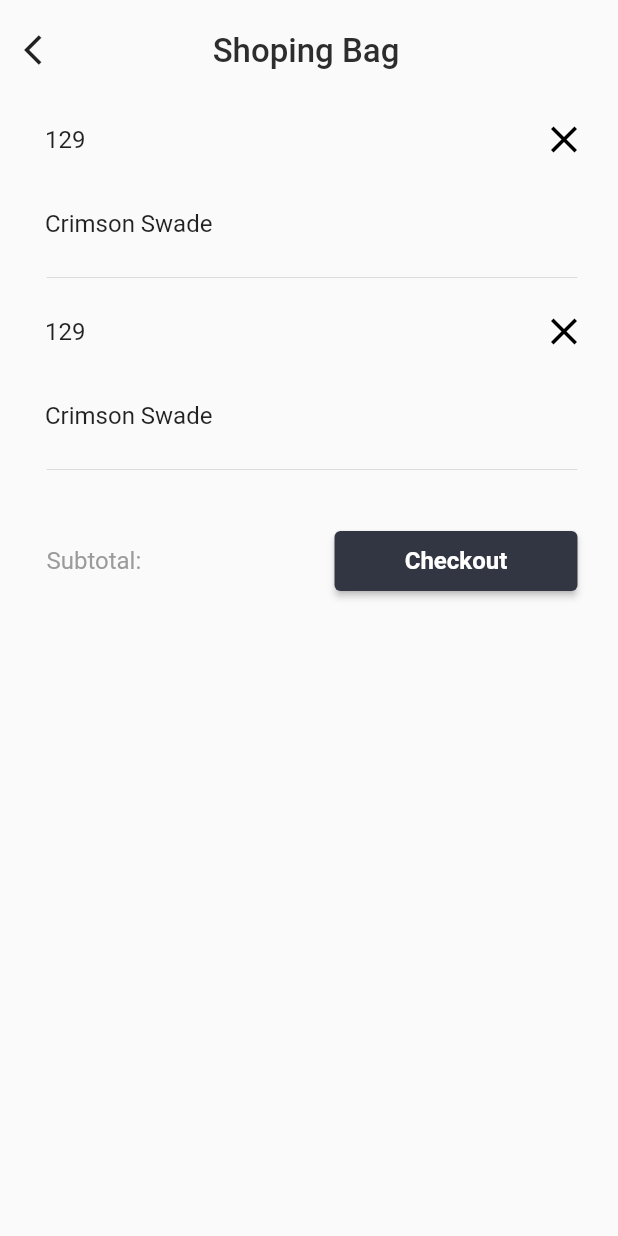
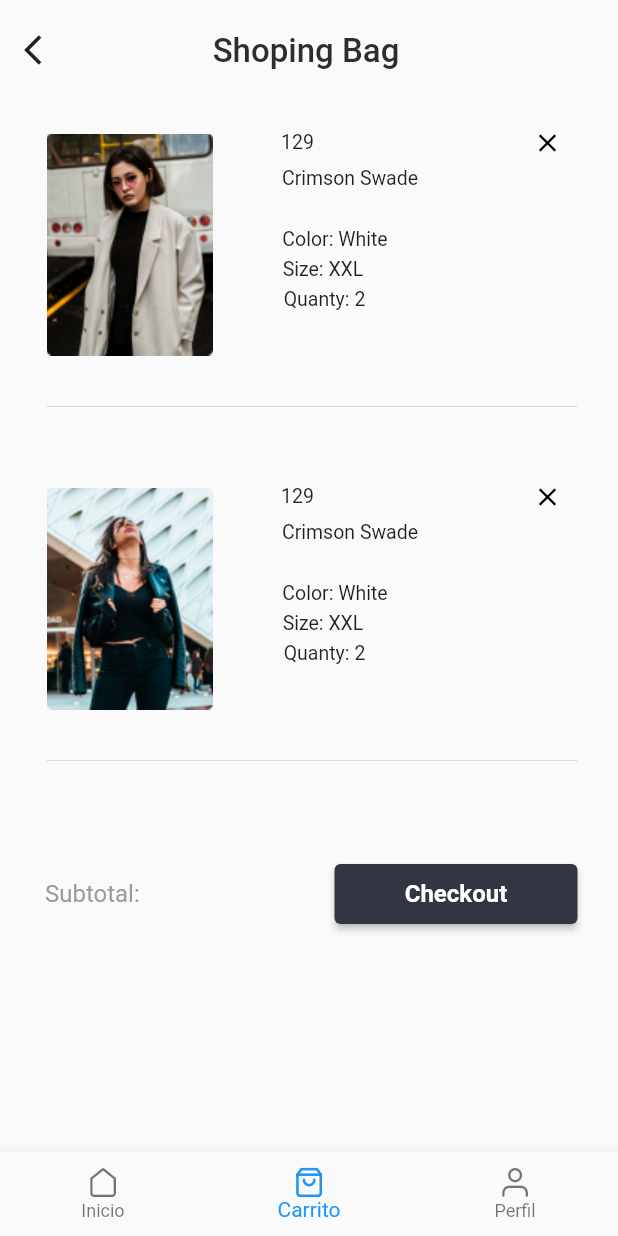
Before and after one commit to titandiaz/marketplace-flutter, a Flutter app: the screen it shows after launch, on a phone screen of 412 x 824 dp. Run offline on Flutter 3.47's test engine with Material 2 defaults, Android fonts, the phone set to English and light mode, and no system bars; our stand-ins replace firebase_auth, flutter_swiper; accounts and stored records are empty; Roboto replaces fonts that are missing (SF Pro Display).

Commit message:
Cart changes

```diff
--- a/assets/data-profile.json
+++ b/assets/data-profile.json
@@ -46,24 +46,28 @@
     {
       "name" : "Kishore S",
       "icon" : "account_circle"
+    },
+    {
+      "name" : "Kishore S",
+      "icon" : "account_box"
     }
   ],
   "product" : [
     {
-      "image" : "nada",
+      "image" : "assets/Group7.png",
       "price" : "129",
       "name"  : "Crimson Swade",
       "color" : "White",
       "size"  : "XXL",
-      "quanty": "2s"
+      "quanty": "2"
     },
     {
-      "image" : "nada",
+      "image" : "assets/Group8.png",
       "price" : "129",
       "name"  : "Crimson Swade",
       "color" : "White",
       "size"  : "XXL",
-      "quanty": "2s"
+      "quanty": "2"
     }
   ]
 }
--- a/lib/src/pages/cart_page.dart
+++ b/lib/src/pages/cart_page.dart
@@ -1,5 +1,7 @@
 import 'package:flutter/material.dart';
 import 'package:peliculas/src/providers/menu_provider.dart';
+import 'package:peliculas/src/utils/icono_string_util.dart';
+import 'package:peliculas/src/widgets/banner_swiper_widget.dart';
 
 
 class CartPage extends StatefulWidget {
@@ -9,7 +11,7 @@ class CartPage extends StatefulWidget {
 }
 
 class _CartPageState extends State<CartPage> {
-  final price = '129';
+  int index = 1;
   @override
   Widget build(BuildContext context) {
     return Scaffold(
@@ -18,7 +20,6 @@ class _CartPageState extends State<CartPage> {
         child: AppBar(
           title: Center(
             child: Container(
-              // color: Colors.red,
               padding: EdgeInsets.only(top: 12.0),
               transform: Matrix4.translationValues(-30.0, 0.0, 0.0),
               child: Text('Shoping Bag',
@@ -41,55 +42,9 @@ class _CartPageState extends State<CartPage> {
         ),
       ),
       body: _listaP(),
-      // ListView(
-      //   children: <Widget>[
-      //     FloatingActionButton( child: Icon(Icons.exposure_zero), onPressed: null ),
-      //     Row(
-      //       mainAxisAlignment: MainAxisAlignment.spaceBetween,
-      //       children: <Widget>[
-      //         Container(
-      //           transform: Matrix4.translationValues(0.0, 0.0, 0.0),
-      //           padding: EdgeInsets.only(top: 29.0, left: 31),
-      //           child: Text('Subtotal:',
-      //             style: TextStyle(
-      //               color: Color(0xFF9B9B9B),
-      //               fontSize: 16.0,
-      //               fontFamily: "SF Pro Display",
-      //             ),
-      //           ),
-      //         ),
-      //         Container (
-      //           padding: EdgeInsets.only(top: 29.0, right: 27),
-      //           child: RaisedButton(
-      //             onPressed: () {},
-      //             shape: RoundedRectangleBorder(
-      //               borderRadius: BorderRadius.circular(4.0),
-      //             ),
-      //             child : Container (
-      //               height: 40.0,
-      //               width: 130.0,
-      //               child: Center(
-      //                 child: Text('Checkout',
-      //                   style: TextStyle(
-      //                     color: Colors.white,
-      //                     fontSize: 16.0,
-      //                     fontFamily: "SF Pro Display",
-      //                     fontWeight: FontWeight.w600,
-      //                   ),
-      //                 ),
-      //               ),
-      //             ),
-      //             color: Color(0xFF323643),
-      //           ),
-      //         ),
-      //       ],
-      //     ),
-      //   ],
-      // ),
-      // _listaP(),
+      bottomNavigationBar: _botttomNavigationBar(context),
     );
   }
-
 
 
   Widget _listaP() {
@@ -107,7 +62,7 @@ class _CartPageState extends State<CartPage> {
             children: <Widget>[
               Container(
                 transform: Matrix4.translationValues(0.0, 0.0, 0.0),
-                padding: EdgeInsets.only(top: 29.0, left: 31),
+                padding: EdgeInsets.only(top: 35.0, left: 30, bottom: 41),
                 child: Text('Subtotal:',
                   style: TextStyle(
                     color: Color(0xFF9B9B9B),
@@ -117,7 +72,7 @@ class _CartPageState extends State<CartPage> {
                 ),
               ),
               Container (
-                padding: EdgeInsets.only(top: 29.0, right: 27),
+                padding: EdgeInsets.only(top: 35.0, right: 27, bottom: 41),
                 child: RaisedButton(
                   onPressed: () {},
                   shape: RoundedRectangleBorder(
@@ -143,8 +98,6 @@ class _CartPageState extends State<CartPage> {
             ],
           ),
           ],
-
-          // children: _listaItemsP(snapshot.data),
         );
 
       },
@@ -157,50 +110,135 @@ class _CartPageState extends State<CartPage> {
 
     data.forEach( (opt) {
       final widgetTempP = Container(
-        padding: EdgeInsets.only(right: 27.0, left: 31.0),
+        padding: EdgeInsets.only(right: 27, left: 31.0),
         // color: Colors.red,
         child: Container(
+          padding: EdgeInsets.only(top: 20),
           // color: Colors.blue,
-          // padding: EdgeInsets.only(right: 27.0, left: 31.0),
           child: Column(
             children: <Widget>[
               ListTile(
-                title: Container(
-                  transform: Matrix4.translationValues(-17.0, 0.0, 0.0),
+                title: Row(
+                  // mainAxisAlignment: MainAxisAlignment.spaceBetween,
+                  children: <Widget>[
+                    Container(
+                      transform: Matrix4.translationValues(-16.0, -0.0, 0.0),
+                      // color: Colors.yellow,
+                      width: 111,
+                      height: 148,
+                      child: new Image.asset( opt['image'],
+                          width: 80.0,
+                          height: 100.0,
+                          ),
+                    ),
+                    Column(
+                      children: <Widget>[
+                        Container(
+                          // color: Colors.yellow,
+                          padding: EdgeInsets.only(bottom: 7),
+                          transform: Matrix4.translationValues(-5.0, -17.0, 0.0),
                           child: Text( opt['price'],
                           style: TextStyle(
-                    fontSize: 16,
+                            fontSize: 13,
                           ),
                           )
                         ),
-                trailing: Container(
-                  transform: Matrix4.translationValues(22.0, 0.0, 0.0),
-                  child: Icon(Icons.close, color: Colors.black, size: 30,),
-                ),
-
-              ),
-              ListTile(
-                title: Container(
-                  transform: Matrix4.translationValues(-17.0, 0.0, 0.0),
+                        Container(
+                          padding: EdgeInsets.only(bottom: 21),
+                          transform: Matrix4.translationValues(30.0, -15.0, 0.0),
                           child: Text( opt['name'],
                           style: TextStyle(
-                    fontSize: 16,
+                            fontSize: 13,
                           ),
                           )
                         ),
-                // leading: Icon(Icons.account_circle, color: Colors.blue),
-                // trailing: Icon(Icons.keyboard_arrow_right, color: Colors.black, size: 30,),
+                        Container(
+                          padding: EdgeInsets.only(bottom: 5),
+                          transform: Matrix4.translationValues(20.0, -10.0, 0.0),
+                          child: Text('Color: ' +  opt['color'],
+                            style: TextStyle(
+                              fontSize: 13,
                             ),
-              Divider(),
+                          )
+                        ),
+                        Container(
+                          padding: EdgeInsets.only(bottom: 5),
+                          transform: Matrix4.translationValues(12, -10.0, 0.0),
+                          child: Text('Size: ' + opt['size'],
+                            style: TextStyle(
+                              fontSize: 13,
+                            ),
+                          )
+                        ),
+                        Container(
+                          padding: EdgeInsets.only(bottom: 5),
+                          transform: Matrix4.translationValues(13.0, -10.0, 0.0),
+                          child: Text('Quanty: ' +  opt['quanty'],
+                          style: TextStyle(
+                            fontSize: 13,
+                          ),
+                          )
+                        ),
+                      ],
+                    ),
+                  ],
+                ),
+                trailing: Container(
+                  transform: Matrix4.translationValues(20.0, -30.0, 0.0),
+                  child: Container(
+                    child: IconButton(
+                    icon: Icon(Icons.close, color: Colors.black, size: 20,),
+                    onPressed: () {
+                      print('object');
+                    },
+                  ),
+                  ),
+                ),
+              ),
+              Divider(
+                height: 60.0,
+                // color: Colors.yellow,
+              ),
             ],
           ),
         ),
 
       );
       opcionesP..add( widgetTempP);
-              // ..add( Divider());
     });
     return opcionesP;
   }
 
+  Widget _swiperBanner() {
+    return BannerSwiper(banners: [0]);
   }
+
+  Widget _botttomNavigationBar(BuildContext context) {
+
+    return Theme(
+      data: Theme.of(context).copyWith(
+        primaryColor: Colors.black
+      ),
+      child: BottomNavigationBar(
+        onTap: (newIndex) => setState(() => index = newIndex),
+        currentIndex: index,
+        items: [
+          BottomNavigationBarItem(
+            icon: Icon(const IconData(0xe804, fontFamily: 'MyFlutterApp'), size: 20.0,),
+            title: Text('Inicio', style: TextStyle(fontSize: 13, color: Colors.black),),
+          ),
+          BottomNavigationBarItem(
+            icon: Icon(const IconData(0xe805, fontFamily: 'MyFlutterApp'), size: 20.0, ),
+            title: Text('Carrito', style: TextStyle(fontSize: 13, color: Colors.black),)
+          ),
+          BottomNavigationBarItem(
+            icon: Icon(const IconData(0xe806, fontFamily: 'MyFlutterApp'), size: 20.0,),
+            title: Text('Perfil', style: TextStyle(fontSize: 13, color: Colors.black),)
+          ),
+        ],
+
+      ),
+    );
+  }
+
+}
--- a/lib/src/utils/icono_string_util.dart
+++ b/lib/src/utils/icono_string_util.dart
@@ -4,6 +4,7 @@ import 'package:flutter/material.dart';
 final _icons = <String, IconData> {
 
   'account_circle' : Icons.account_circle,
+  'account_box' : Icons.account_box,
 
 };
 
@@ -12,3 +13,9 @@ Icon getIcon( String nombreIcono ) {
   return Icon( _icons[nombreIcono], color: Colors.black87, size: 60,);
 
 }
+
+Icon getIconC( String nombreIcono ) {
+
+  return Icon( _icons[nombreIcono], color: Colors.black87, size: 60,);
+
+}
```
Also changed, not shown: assets/Group7.png (added), assets/Group8.png (added). Lines whose indentation alone changed are shown as unchanged.
